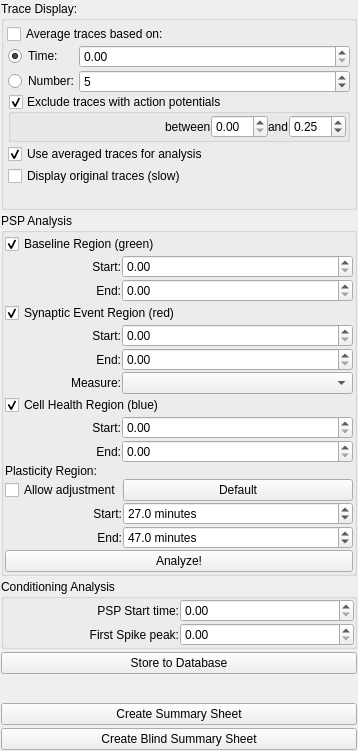
pbmanis/acq4-2019, file acq4/analysis/modules/STDPAnalyzer/STDPControlTemplate.ui: the form before one commit.
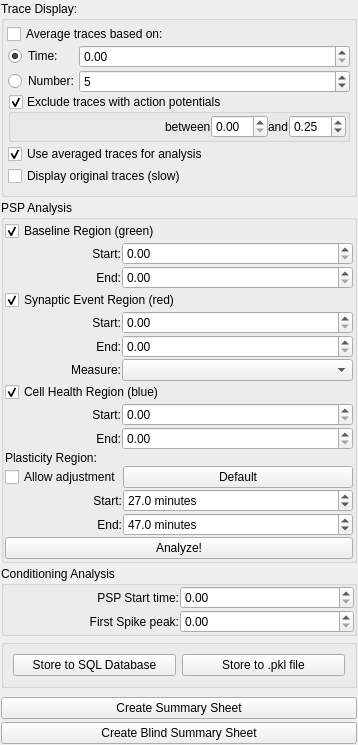
The form after the commit. Custom widgets are drawn as their Qt base class.

Commit message: updates to STDP analyzer: allow .pkl output for individual datasets

What changed in the file:
```diff
--- a/acq4/analysis/modules/STDPAnalyzer/STDPControlTemplate.ui
+++ b/acq4/analysis/modules/STDPAnalyzer/STDPControlTemplate.ui
@@ -7,7 +7,7 @@
     <x>0</x>
     <y>0</y>
     <width>358</width>
-    <height>751</height>
+    <height>745</height>
    </rect>
   </property>
   <property name="windowTitle">
@@ -20,13 +20,20 @@
    <property name="spacing">
     <number>3</number>
    </property>
-   <item row="5" column="0">
+   <item row="10" column="0">
     <widget class="QPushButton" name="createSummaryBtn">
      <property name="text">
       <string>Create Summary Sheet</string>
      </property>
     </widget>
    </item>
+   <item row="11" column="0">
+    <widget class="QPushButton" name="createBlindSummaryBtn">
+     <property name="text">
+      <string>Create Blind Summary Sheet</string>
+     </property>
+    </widget>
+   </item>
    <item row="0" column="0">
     <widget class="QGroupBox" name="traceDisplayGroup">
      <property name="title">
@@ -196,33 +203,6 @@
      </layout>
     </widget>
    </item>
-   <item row="6" column="0">
-    <widget class="QPushButton" name="createBlindSummaryBtn">
-     <property name="text">
-      <string>Create Blind Summary Sheet</string>
-     </property>
-    </widget>
-   </item>
-   <item row="4" column="0">
-    <spacer name="spacer">
-     <property name="orientation">
-      <enum>Qt::Vertical</enum>
-     </property>
-     <property name="sizeHint" stdset="0">
-      <size>
-       <width>337</width>
-       <height>47</height>
-      </size>
-     </property>
-    </spacer>
-   </item>
-   <item row="3" column="0">
-    <widget class="QPushButton" name="storeToDBBtn">
-     <property name="text">
-      <string>Store to Database</string>
-     </property>
-    </widget>
-   </item>
    <item row="1" column="0">
     <widget class="QGroupBox" name="analysisGroup">
      <property name="title">
@@ -515,6 +495,45 @@
      </layout>
     </widget>
    </item>
+   <item row="5" column="0" rowspan="4">
+    <widget class="QGroupBox" name="horizontalGroupBox">
+     <layout class="QHBoxLayout" name="horizontalLayout_2">
+      <item>
+       <widget class="QPushButton" name="storeToDBBtn">
+        <property name="maximumSize">
+         <size>
+          <width>175</width>
+          <height>16777215</height>
+         </size>
+        </property>
+        <property name="text">
+         <string>Store to SQL Database</string>
+        </property>
+       </widget>
+      </item>
+      <item>
+       <widget class="QPushButton" name="storeToPklBtn">
+        <property name="text">
+         <string>Store to .pkl file</string>
+        </property>
+       </widget>
+      </item>
+     </layout>
+    </widget>
+   </item>
+   <item row="9" column="0">
+    <spacer name="verticalSpacer_2">
+     <property name="orientation">
+      <enum>Qt::Vertical</enum>
+     </property>
+     <property name="sizeHint" stdset="0">
+      <size>
+       <width>20</width>
+       <height>40</height>
+      </size>
+     </property>
+    </spacer>
+   </item>
   </layout>
  </widget>
  <customwidgets>
```
Left out of the diff: 55 changed lines with no effect on the pictures. The commit also changes 1 other file.
